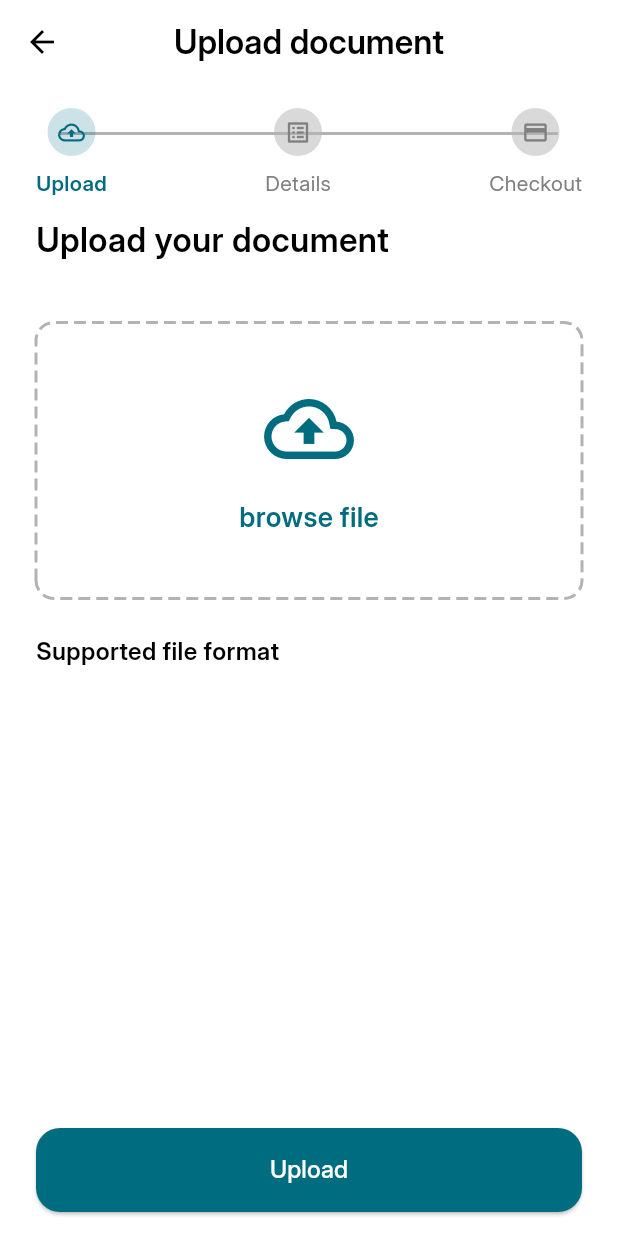
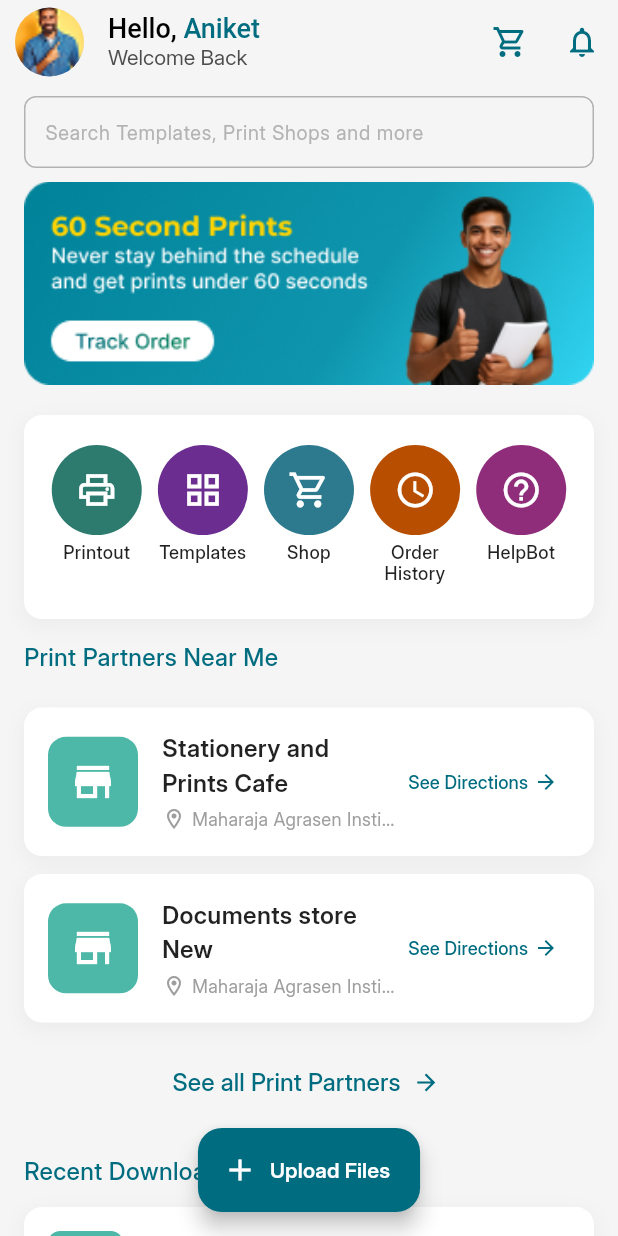
Before and after one commit to Hardikdhull/ClickPick, a Flutter app: the screen it shows after launch, on a phone screen of 412 x 824 dp. Run offline on Flutter 3.47's test engine with Material 3 defaults, Android fonts, the phone set to English and light mode, and no system bars; drawn by our look-alikes of dotted_border; missing offline and left inert: razorpay_flutter.

Commit message:
added home screen

```diff
--- a/frontend/lib/main.dart
+++ b/frontend/lib/main.dart
@@ -1,5 +1,8 @@
 import 'package:clickpic/constants/fonts.dart';
+import 'package:clickpic/screens/Details_screen.dart';
+import 'package:clickpic/screens/home_screen.dart';
 import 'package:clickpic/screens/login_screen.dart';
+import 'package:clickpic/screens/orderporcessing_screen.dart';
 import 'package:clickpic/screens/signup_screen.dart';
 import 'package:flutter/material.dart';
 import 'package:clickpic/screens/upload_screen.dart';
@@ -19,7 +22,7 @@ class MyApp extends StatelessWidget {
         fontFamily: AppFonts.inter,
       ),
       title: 'Clickpic',
-      home: UploadScreen(),
+      home: HomeScreen(),
     );
   }
 }
--- /dev/null
+++ b/frontend/lib/screens/home_screen.dart
@@ -0,0 +1,470 @@
+import 'package:clickpic/constants/colors.dart';
+import 'package:clickpic/constants/fonts.dart';
+import 'package:clickpic/widgets/custom_text_field.dart';
+import 'package:flutter/material.dart';
+
+class HomeScreen extends StatelessWidget {
+  const HomeScreen({super.key});
+
+  @override
+  Widget build(BuildContext context) {
+    final TextEditingController _search = TextEditingController();
+    return Scaffold(
+      backgroundColor: Colors.grey[100],
+      appBar: AppBar(
+        backgroundColor: Colors.grey[100],
+        leading: const Padding(
+          padding: EdgeInsets.only(left: 10.0),
+          child: CircleAvatar(
+            backgroundImage: AssetImage('assets/images/profile.png'),
+          ),
+        ),
+        title: Column(
+          crossAxisAlignment: CrossAxisAlignment.start,
+          mainAxisSize: MainAxisSize.min,
+          children: [
+            RichText(
+              text: const TextSpan(
+                style: TextStyle(fontSize: 18, fontWeight: FontWeight.w500),
+                children: [
+                  TextSpan(
+                    text: 'Hello, ',
+                    style: TextStyle(color: Colors.black),
+                  ),
+                  TextSpan(
+                    text: 'Aniket',
+                    style: TextStyle(color: AppColors.primary),
+                  )
+                ],
+              ),
+            ),
+            const Text(
+              'Welcome Back',
+              style: TextStyle(
+                fontSize: 14,
+                color: Color(0xFF4D4D4D),
+                fontWeight: FontWeight.normal,
+              ),
+            )
+          ],
+        ),
+        actions: [
+          IconButton(
+            icon: const Icon(Icons.shopping_cart_outlined),
+            color: AppColors.primary,
+            onPressed: () {},
+          ),
+          IconButton(
+            icon: const Icon(Icons.notifications_outlined),
+            color: AppColors.primary,
+            onPressed: () {},
+          ),
+        ],
+      ),
+      body: Column(
+        children: [
+          Padding(
+            padding: const EdgeInsets.symmetric(horizontal: 16, vertical: 8),
+            child: CustomTextField(
+              controller: _search,
+              hintText: 'Search Templates, Print Shops and more',
+              width: double.infinity,
+              keyboardType: TextInputType.text,
+            ),
+          ),
+          Padding(
+            padding: const EdgeInsets.symmetric(horizontal: 16),
+            child: SizedBox(
+              width: double.infinity,
+              child: Image.asset(
+                'assets/images/track_order.png',
+                fit: BoxFit.cover,
+              ),
+            ),
+          ),
+          const SizedBox(height: 20),
+          Padding(
+            padding: const EdgeInsets.symmetric(horizontal: 16),
+            child: Container(
+              padding: const EdgeInsets.symmetric(horizontal: 16, vertical: 20),
+              decoration: BoxDecoration(
+                color: Colors.white,
+                borderRadius: BorderRadius.circular(12),
+                boxShadow: [
+                  BoxShadow(
+                    color: Colors.grey.withOpacity(0.1),
+                    spreadRadius: 1,
+                    blurRadius: 10,
+                    offset: const Offset(0, 4),
+                  ),
+                ],
+              ),
+              child: Row(
+                mainAxisAlignment: MainAxisAlignment.spaceBetween,
+                crossAxisAlignment: CrossAxisAlignment.start,
+                children: [
+                  _buildMenuItem(
+                    icon: Icons.print_outlined,
+                    label: 'Printout',
+                    color: const Color(0xFF2D7A6E),
+                  ),
+                  _buildMenuItem(
+                    icon: Icons.grid_view_outlined,
+                    label: 'Templates',
+                    color: const Color(0xFF6B2D8F),
+                  ),
+                  _buildMenuItem(
+                    icon: Icons.shopping_cart_outlined,
+                    label: 'Shop',
+                    color: const Color(0xFF2D7A8F),
+                  ),
+                  _buildMenuItem(
+                    icon: Icons.access_time,
+                    label: 'Order\nHistory',
+                    color: const Color(0xFFB84E00),
+                  ),
+                  _buildMenuItem(
+                    icon: Icons.help_outline,
+                    label: 'HelpBot',
+                    color: const Color(0xFF8F2D7A),
+                  ),
+                ],
+              ),
+            ),
+          ),
+          const SizedBox(height: 8),
+          Container(
+            padding: const EdgeInsets.symmetric(horizontal: 16, vertical: 6),
+            alignment: Alignment.topLeft,
+            child: const Text(
+              'Print Partners Near Me',
+              style: TextStyle(
+                color: AppColors.primary,
+                fontSize: 16,
+                fontWeight: FontWeight.w500,
+              ),
+            ),
+          ),
+
+          // Scrollable content section
+          Expanded(
+            child: ListView(
+              padding: const EdgeInsets.all(16),
+              children: [
+                // Print Partners Section
+                _buildPrintPartnerCard(
+                  name: 'Stationery and Prints Cafe',
+                  location: 'Maharaja Agrasen Institute of Technolog...',
+                  icon: Icons.store,
+                ),
+                const SizedBox(height: 12),
+                _buildPrintPartnerCard(
+                  name: 'Documents store New',
+                  location: 'Maharaja Agrasen Institute of Technolog...',
+                  icon: Icons.store,
+                ),
+                const SizedBox(height: 16),
+                Center(
+                  child: TextButton.icon(
+                    onPressed: () {},
+                    icon: const Text(
+                      'See all Print Partners',
+                      style: TextStyle(
+                        color: AppColors.primary,
+                        fontSize: 16,
+                        fontWeight: FontWeight.w500,
+                      ),
+                    ),
+                    label: const Icon(
+                      Icons.arrow_forward,
+                      color: AppColors.primary,
+                    ),
+                  ),
+                ),
+                const SizedBox(height: 24),
+
+                // Recent Downloads Section
+                const Text(
+                  'Recent Downloads',
+                  style: TextStyle(
+                    color: AppColors.primary,
+                    fontSize: 16,
+                    fontWeight: FontWeight.w500,
+                  ),
+                ),
+                const SizedBox(height: 12),
+                _buildDownloadCard(
+                  filename: 'Portrait_of_Lady_Elaborate_Mindmap.pdf',
+                  date: 'Modified on: 31 Jul 2025',
+                ),
+                const SizedBox(height: 12),
+                _buildDownloadCard(
+                  filename: 'Portrait_of_Lady_Elaborate_Mindmap.pdf',
+                  date: 'Modified on: 31 Jul 2025',
+                ),
+                const SizedBox(height: 16),
+                Center(
+                  child: TextButton.icon(
+                    onPressed: () {},
+                    icon: const Text(
+                      'All Recent Downloads',
+                      style: TextStyle(
+                        color: AppColors.primary,
+                        fontSize: 16,
+                        fontWeight: FontWeight.w500,
+                      ),
+                    ),
+                    label: const Icon(
+                      Icons.arrow_forward,
+                      color: AppColors.primary,
+                    ),
+                  ),
+                ),
+                const SizedBox(height: 80),
+              ],
+            ),
+          ),
+        ],
+      ),
+      floatingActionButton: FloatingActionButton.extended(
+        onPressed: () {},
+        backgroundColor: AppColors.primary,
+        icon: const Icon(Icons.add, color: Colors.white),
+        label: const Text(
+          'Upload Files',
+          style: TextStyle(color: Colors.white, fontWeight: FontWeight.w600),
+        ),
+      ),
+      floatingActionButtonLocation: FloatingActionButtonLocation.centerFloat,
+    );
+  }
+
+  Widget _buildMenuItem({
+    required IconData icon,
+    required String label,
+    required Color color,
+  }) {
+    return Column(
+      mainAxisSize: MainAxisSize.min,
+      children: [
+        Container(
+          width: 60,
+          height: 60,
+          decoration: BoxDecoration(
+            color: color,
+            shape: BoxShape.circle,
+          ),
+          child: Icon(
+            icon,
+            color: Colors.white,
+            size: 28,
+          ),
+        ),
+        const SizedBox(height: 4),
+        SizedBox(
+          height: 32,
+          width: 65,
+          child: Text(
+            label,
+            textAlign: TextAlign.center,
+            style: const TextStyle(
+              fontSize: 12,
+              fontWeight: FontWeight.w500,
+              color: Colors.black87,
+              height: 1.2,
+            ),
+          ),
+        ),
+      ],
+    );
+  }
+
+  Widget _buildPrintPartnerCard({
+    required String name,
+    required String location,
+    required IconData icon,
+  }) {
+    return Container(
+      padding: const EdgeInsets.all(16),
+      decoration: BoxDecoration(
+        color: Colors.white,
+        borderRadius: BorderRadius.circular(12),
+        boxShadow: [
+          BoxShadow(
+            color: Colors.grey.withOpacity(0.1),
+            spreadRadius: 1,
+            blurRadius: 10,
+            offset: const Offset(0, 4),
+          ),
+        ],
+      ),
+      child: Row(
+        children: [
+          Container(
+            width: 60,
+            height: 60,
+            decoration: BoxDecoration(
+              color: const Color(0xFF4DB8A8),
+              borderRadius: BorderRadius.circular(12),
+            ),
+            child: Icon(
+              icon,
+              color: Colors.white,
+              size: 32,
+            ),
+          ),
+          const SizedBox(width: 16),
+          Expanded(
+            child: Column(
+              crossAxisAlignment: CrossAxisAlignment.start,
+              children: [
+                Text(
+                  name,
+                  style: const TextStyle(
+                    fontSize: 16,
+                    fontWeight: FontWeight.w600,
+                    color: Colors.black87,
+                  ),
+                ),
+                const SizedBox(height: 4),
+                Row(
+                  children: [
+                    const Icon(
+                      Icons.location_on_outlined,
+                      size: 16,
+                      color: Colors.grey,
+                    ),
+                    const SizedBox(width: 4),
+                    Expanded(
+                      child: Text(
+                        location,
+                        style: const TextStyle(
+                          fontSize: 12,
+                          color: Colors.grey,
+                        ),
+                        overflow: TextOverflow.ellipsis,
+                      ),
+                    ),
+                  ],
+                ),
+              ],
+            ),
+          ),
+          TextButton(
+            onPressed: () {},
+            style: TextButton.styleFrom(
+              padding: const EdgeInsets.symmetric(horizontal: 8),
+            ),
+            child: const Row(
+              mainAxisSize: MainAxisSize.min,
+              children: [
+                Text(
+                  'See Directions',
+                  style: TextStyle(
+                    color: AppColors.primary,
+                    fontSize: 12,
+                    fontWeight: FontWeight.w500,
+                  ),
+                ),
+                SizedBox(width: 4),
+                Icon(
+                  Icons.arrow_forward,
+                  color: AppColors.primary,
+                  size: 16,
+                ),
+              ],
+            ),
+          ),
+        ],
+      ),
+    );
+  }
+
+  Widget _buildDownloadCard({
+    required String filename,
+    required String date,
+  }) {
+    return Container(
+      padding: const EdgeInsets.all(16),
+      decoration: BoxDecoration(
+        color: Colors.white,
+        borderRadius: BorderRadius.circular(12),
+        boxShadow: [
+          BoxShadow(
+            color: Colors.grey.withOpacity(0.1),
+            spreadRadius: 1,
+            blurRadius: 10,
+            offset: const Offset(0, 4),
+          ),
+        ],
+      ),
+      child: Row(
+        children: [
+          Container(
+            width: 50,
+            height: 50,
+            decoration: BoxDecoration(
+              color: const Color(0xFF4DB8A8),
+              borderRadius: BorderRadius.circular(8),
+            ),
+            child: const Icon(
+              Icons.picture_as_pdf,
+              color: Colors.white,
+              size: 28,
+            ),
+          ),
+          const SizedBox(width: 16),
+          Expanded(
+            child: Column(
+              crossAxisAlignment: CrossAxisAlignment.start,
+              children: [
+                Text(
+                  filename,
+                  style: const TextStyle(
+                    fontSize: 14,
+                    fontWeight: FontWeight.w600,
+                    color: Colors.black87,
+                  ),
+                  overflow: TextOverflow.ellipsis,
+                ),
+                const SizedBox(height: 4),
+                Text(
+                  date,
+                  style: const TextStyle(
+                    fontSize: 12,
+                    color: Colors.grey,
+                  ),
+                ),
+              ],
+            ),
+          ),
+          TextButton(
+            onPressed: () {},
+            style: TextButton.styleFrom(
+              padding: const EdgeInsets.symmetric(horizontal: 8),
+            ),
+            child: const Row(
+              mainAxisSize: MainAxisSize.min,
+              children: [
+                Text(
+                  'Add to Print List',
+                  style: TextStyle(
+                    color: AppColors.primary,
+                    fontSize: 12,
+                    fontWeight: FontWeight.w500,
+                  ),
+                ),
+                SizedBox(width: 4),
+                Icon(
+                  Icons.arrow_forward,
+                  color: AppColors.primary,
+                  size: 16,
+                ),
+              ],
+            ),
+          ),
+        ],
+      ),
+    );
+  }
+}
--- a/frontend/lib/screens/login_screen.dart
+++ b/frontend/lib/screens/login_screen.dart
@@ -49,7 +49,7 @@ class _LoginScreenState extends State<LoginScreen> {
         width: 54,
         height: 8,
         decoration: BoxDecoration(
-          color: Color(0xFFB3B3B3),
+          color: const Color(0xFFB3B3B3),
           borderRadius: BorderRadius.circular(8),
         ),
       ),
@@ -92,7 +92,7 @@ class _LoginScreenState extends State<LoginScreen> {
   }
 
   Widget _buildWelcomeHeader() {
-    return Column(
+    return const Column(
       children: [
         Center(
           child: Text(
@@ -109,7 +109,7 @@ class _LoginScreenState extends State<LoginScreen> {
             TextSpan(
               style: TextStyle(fontSize: 12),
               text: 'Please ',
-              children: const <TextSpan>[
+              children: <TextSpan>[
                 TextSpan(
                   text: 'Log In',
                   style: TextStyle(
@@ -182,8 +182,8 @@ class _LoginScreenState extends State<LoginScreen> {
             },
           ),
         ),
-        SizedBox(height: 5),
-        Align(
+        const SizedBox(height: 5),
+        const Align(
           alignment: Alignment.bottomRight,
           child: Text(
             'Forgot Password?',
@@ -207,7 +207,7 @@ class _LoginScreenState extends State<LoginScreen> {
       child: Text.rich(
         TextSpan(
           text: 'New to Clickpic?? ',
-          style: TextStyle(fontSize: 12, fontWeight: FontWeight.w500),
+          style: const TextStyle(fontSize: 12, fontWeight: FontWeight.w500),
           children: <TextSpan>[
             TextSpan(
               recognizer: TapGestureRecognizer()
@@ -220,12 +220,12 @@ class _LoginScreenState extends State<LoginScreen> {
                   );
                 },
               text: 'Create Account ',
-              style: TextStyle(
+              style: const TextStyle(
                 color: AppColors.primary,
                 fontWeight: FontWeight.w600,
               ),
             ),
-            TextSpan(text: 'to Continue'),
+            const TextSpan(text: 'to Continue'),
           ],
         ),
       ),
@@ -235,7 +235,7 @@ class _LoginScreenState extends State<LoginScreen> {
   Widget _buildLabel(String text) {
     return Text(
       text,
-      style: TextStyle(
+      style: const TextStyle(
         fontSize: 16,
         fontWeight: FontWeight.w500,
         color: AppColors.primary,
--- a/frontend/lib/widgets/custom_text_field.dart
+++ b/frontend/lib/widgets/custom_text_field.dart
@@ -14,7 +14,7 @@ class CustomTextField extends StatelessWidget {
     required this.width,
     required this.keyboardType,
     this.isObscureText = false,
-    this.suffixIcon
+    this.suffixIcon,
   });
 
   @override
```
Also changed, not shown: frontend/assets/images/helpbot.png (added), frontend/assets/images/order_history.png (added), frontend/assets/images/printout.png (added), frontend/assets/images/profile.png (added), frontend/assets/images/shop.png (added), frontend/assets/images/templates.png (added), frontend/assets/images/track_order.png (added), 3 other files.
